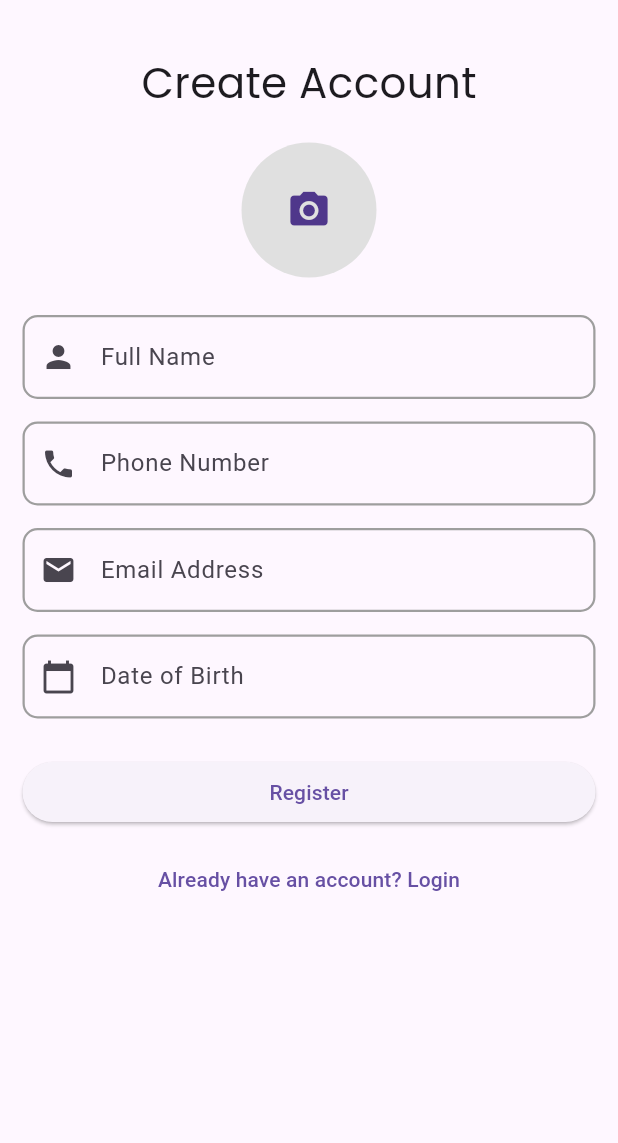
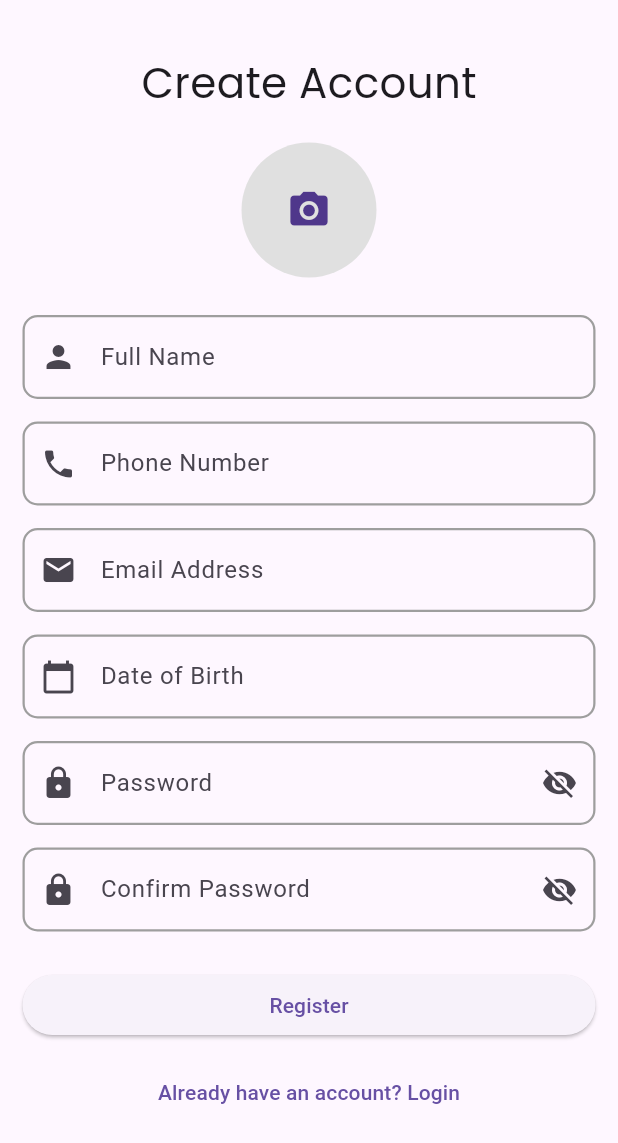
Before and after one commit to AbirHasanShuvo/chatting_app_mobile_version, a Flutter app: the RegisterScreen screen opened by its route, on a phone screen of 412 x 824 dp. Shown: the top 1143 px of the screen. Run offline on Flutter 3.47's test engine with Material 3 defaults, Android fonts, the phone set to English and light mode, and no system bars; our stand-ins replace flutter_riverpod, go_router, google_fonts, image_picker.

Commit message:
added the obsecuretext feature to the custom textfield

```diff
--- a/lib/features/authentication/presentation/views/registration_screen.dart
+++ b/lib/features/authentication/presentation/views/registration_screen.dart
@@ -32,7 +32,9 @@ class RegisterScreen extends ConsumerWidget {
                   radius: 45,
                   backgroundColor: Colors.grey.shade300,
                   backgroundImage: image != null ? FileImage(image) : null,
-                  child: image == null ?  Icon(Icons.camera_alt, size: 30) : null,
+                  child: image == null
+                      ? Icon(Icons.camera_alt, size: 30)
+                      : null,
                 ),
               ),
 
@@ -67,6 +69,22 @@ class RegisterScreen extends ConsumerWidget {
                 hintText: 'YYYY-MM-DD',
                 prefixIcon: const Icon(Icons.calendar_today),
               ),
+              const SizedBox(height: 15),
+
+              CustomTextfield(
+                label: 'Password',
+                hintText: 'Enter Your Password',
+                prefixIcon: const Icon(Icons.lock),
+                isPassword: true,
+              ),
+              const SizedBox(height: 15),
+
+              CustomTextfield(
+                label: 'Confirm Password',
+                hintText: 'Re-enter Your Password',
+                prefixIcon: const Icon(Icons.lock),
+                isPassword: true,
+              ),
 
               const SizedBox(height: 25),
 
--- a/lib/widgets/custom_textfield.dart
+++ b/lib/widgets/custom_textfield.dart
@@ -1,39 +1,67 @@
 import 'package:flutter/material.dart';
 
-class CustomTextfield extends StatelessWidget {
+class CustomTextfield extends StatefulWidget {
   final String label;
   final String hintText;
   final Icon? prefixIcon;
+  final bool isPassword;
+
   const CustomTextfield({
     super.key,
     required this.label,
     required this.hintText,
     this.prefixIcon,
+    this.isPassword = false,
   });
+
+  @override
+  State<CustomTextfield> createState() => _CustomTextfieldState();
+}
+
+class _CustomTextfieldState extends State<CustomTextfield> {
+  bool _isObscure = true;
 
   @override
   Widget build(BuildContext context) {
     return TextFormField(
+      obscureText: widget.isPassword ? _isObscure : false,
       decoration: InputDecoration(
         enabledBorder: OutlineInputBorder(
           borderRadius: BorderRadius.circular(10),
-          borderSide: BorderSide(color: Colors.grey, width: 1.5),
+          borderSide: const BorderSide(
+            color: Colors.grey,
+            width: 1.5,
+          ),
+        ),
+        focusedBorder: OutlineInputBorder(
+          borderRadius: BorderRadius.circular(10),
+          borderSide: const BorderSide(
+            color: Colors.green,
+            width: 2,
+          ),
         ),
         border: OutlineInputBorder(
           borderRadius: BorderRadius.circular(10),
-          borderSide: BorderSide(color: Colors.green, width: 1.5),
         ),
-        focusedBorder: OutlineInputBorder(
-          borderRadius: BorderRadius.circular(10),
-          borderSide: BorderSide(color: Colors.green, width: 2),
-        ),
-        errorBorder: OutlineInputBorder(
-          borderRadius: BorderRadius.circular(10),
-          borderSide: BorderSide(color: Colors.red, width: 2),
-        ),
-        labelText: label,
-        hintText: hintText,
-        prefixIcon: prefixIcon,
+        labelText: widget.label,
+        hintText: widget.hintText,
+        prefixIcon: widget.prefixIcon,
+
+        // 👇 Toggle Button
+        suffixIcon: widget.isPassword
+            ? IconButton(
+                onPressed: () {
+                  setState(() {
+                    _isObscure = !_isObscure;
+                  });
+                },
+                icon: Icon(
+                  _isObscure
+                      ? Icons.visibility_off
+                      : Icons.visibility,
+                ),
+              )
+            : null,
       ),
     );
   }
```
